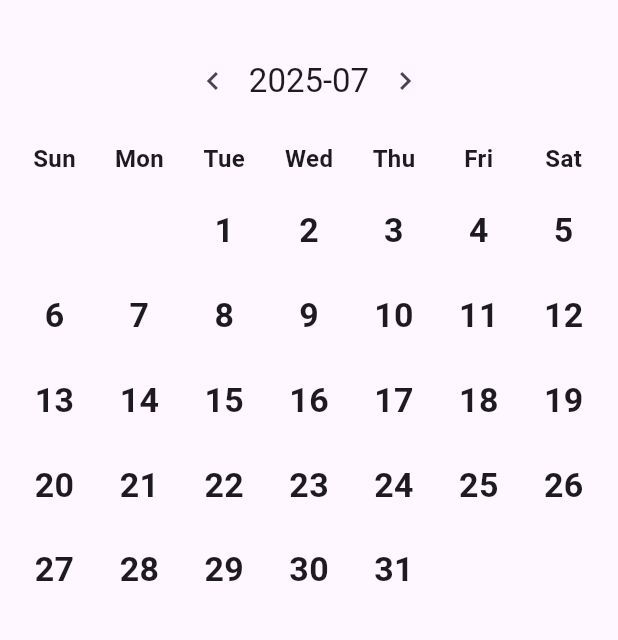
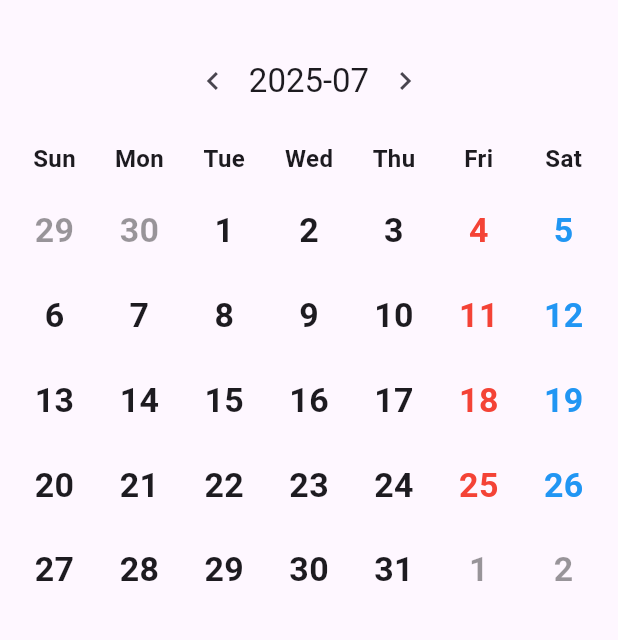
Before and after one commit to mohamedbadrco/CL, a Flutter app: the screen it shows after launch, after a tap on the "chevron left" icon, on a phone screen of 412 x 824 dp, the part 63-703 px from its top. Run offline on Flutter 3.47's test engine with Material 3 defaults, Android fonts, the light colour scheme and no system bars.

Commit message:
fill the grid with past and next monh days

```diff
--- a/lib/main.dart
+++ b/lib/main.dart
@@ -154,10 +154,42 @@ class _CalendarScreenState extends State<CalendarScreen> {
     final weekdayOffset = firstDayOfMonth.weekday % 7;
     List<Widget> dayWidgets = [];
 
+    // Previous month's days to fill the grid
+    final prevMonth = DateTime(_focusedMonth.year, _focusedMonth.month - 1);
+    final prevMonthDays = DateTime(prevMonth.year, prevMonth.month + 1, 0).day;
     for (int i = 0; i < weekdayOffset; i++) {
-      dayWidgets.add(const SizedBox());
+      final day = prevMonthDays - weekdayOffset + i + 1;
+      dayWidgets.add(
+        LayoutBuilder(
+          builder: (context, constraints) {
+            final boxSize = constraints.maxWidth;
+            return Container(
+              width: boxSize,
+              height: boxSize,
+              decoration: BoxDecoration(
+                color: Theme.of(context).scaffoldBackgroundColor.withOpacity(0.15), // less opacity
+                border: Border.all(
+                  color: Theme.of(context).scaffoldBackgroundColor.withOpacity(0.3), // less opacity
+                  width: 0.25,
+                ),
+              ),
+              child: Center(
+                child: Text(
+                  day.toString(),
+                  style: TextStyle(
+                    fontWeight: FontWeight.bold,
+                    fontSize: boxSize * 0.4,
+                    color: Theme.of(context).disabledColor.withOpacity(0.4), // less opacity
+                  ),
+                ),
+              ),
+            );
+          },
+        ),
+      );
     }
 
+    // Current month's days
     for (int day = 1; day <= daysInMonth; day++) {
       final date = DateTime(_focusedMonth.year, _focusedMonth.month, day);
       final isSelected = _selectedDate != null &&
@@ -165,6 +197,17 @@ class _CalendarScreenState extends State<CalendarScreen> {
           _selectedDate!.month == date.month &&
           _selectedDate!.day == date.day;
       final hasEvent = _events.containsKey(DateTime(date.year, date.month, date.day));
+
+      // Color for Friday and Saturday
+      Color? numberColor;
+      if (date.weekday == DateTime.friday) {
+        numberColor = Colors.red;
+      } else if (date.weekday == DateTime.saturday) {
+        numberColor = Colors.blue;
+      } else if (isSelected) {
+        numberColor = Colors.blue;
+      }
+
       dayWidgets.add(
         LayoutBuilder(
           builder: (context, constraints) {
@@ -184,11 +227,10 @@ class _CalendarScreenState extends State<CalendarScreen> {
                 decoration: BoxDecoration(
                   color: isSelected ? Colors.blue.withOpacity(0.2) : null,
                   border: Border.all(
-                    color: Theme.of(context).scaffoldBackgroundColor.withOpacity(0.7), // Border color close to background
-                    width: 0.25, // Even thinner border
+                    color: Theme.of(context).scaffoldBackgroundColor.withOpacity(0.7),
+                    width: 0.25,
                   ),
                 ),
-                // Removed margin
                 child: Stack(
                   children: [
                     Center(
@@ -197,7 +239,7 @@ class _CalendarScreenState extends State<CalendarScreen> {
                         style: TextStyle(
                           fontWeight: FontWeight.bold,
                           fontSize: boxSize * 0.4,
-                          color: isSelected ? Colors.blue : null,
+                          color: numberColor,
                         ),
                       ),
                     ),
@@ -209,12 +251,47 @@ class _CalendarScreenState extends State<CalendarScreen> {
                       ),
                   ],
                 ),
+              ));
+            }
+
+        ),
+      );
+    }
+
+    // Next month's days to fill the grid
+    int totalBoxes = dayWidgets.length;
+    int nextDays = (totalBoxes % 7 == 0) ? 0 : (7 - totalBoxes % 7);
+    for (int i = 1; i <= nextDays; i++) {
+      dayWidgets.add(
+        LayoutBuilder(
+          builder: (context, constraints) {
+            final boxSize = constraints.maxWidth;
+            return Container(
+              width: boxSize,
+              height: boxSize,
+              decoration: BoxDecoration(
+                color: Theme.of(context).scaffoldBackgroundColor.withOpacity(0.15), // less opacity
+                border: Border.all(
+                  color: Theme.of(context).scaffoldBackgroundColor.withOpacity(0.3), // less opacity
+                  width: 0.25,
+                ),
+              ),
+              child: Center(
+                child: Text(
+                  i.toString(),
+                  style: TextStyle(
+                    fontWeight: FontWeight.bold,
+                    fontSize: boxSize * 0.4,
+                    color: Theme.of(context).disabledColor.withOpacity(0.4), // less opacity
+                  ),
+                ),
               ),
             );
           },
         ),
       );
     }
+
     return GridView.count(
       crossAxisCount: 7,
       shrinkWrap: true,
```
